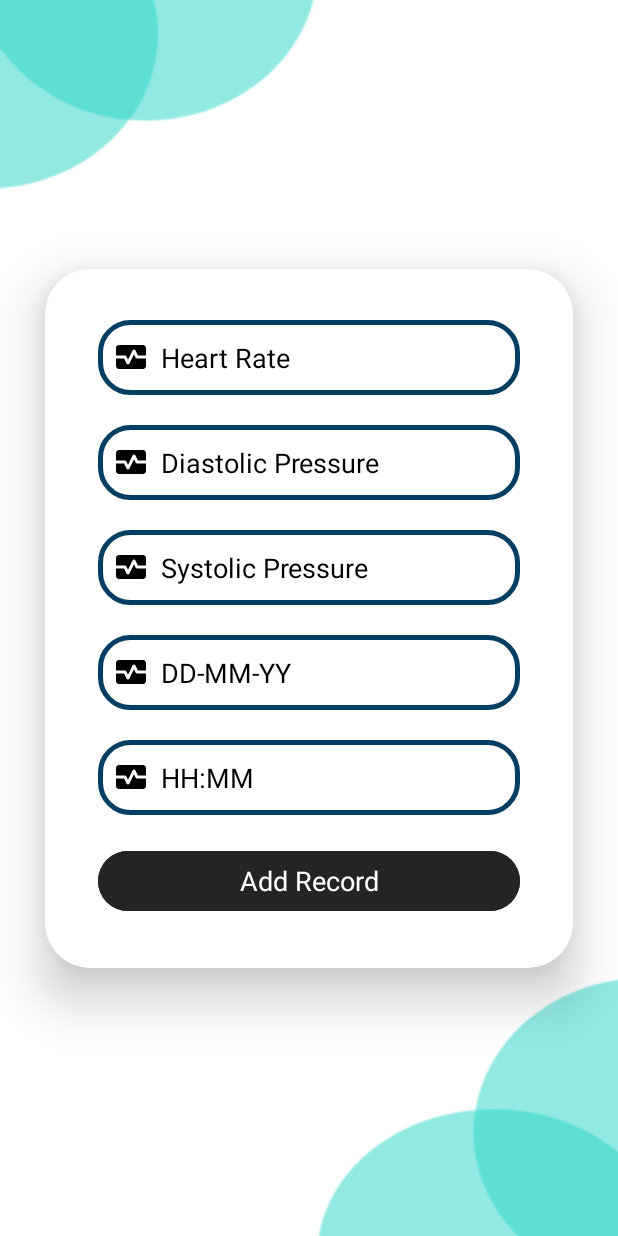
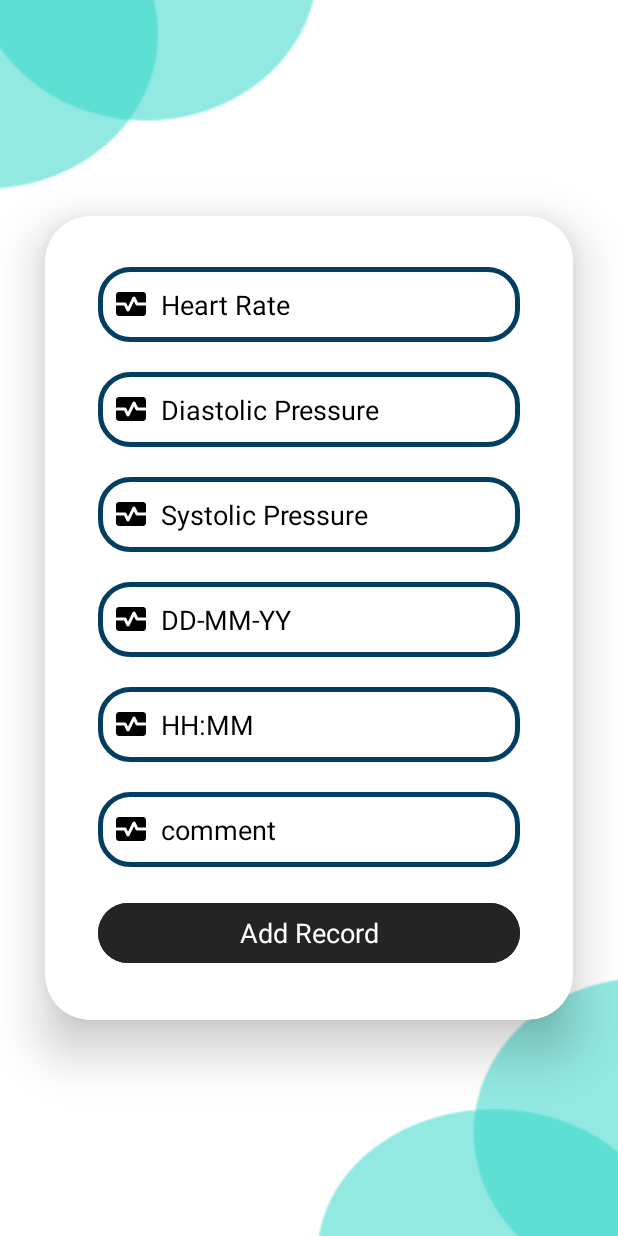
Before and after one commit to Abtahe103/CardiacRecorder, an Android app: the AddRecordActivity screen opened directly, with no data from a screen before it, on a phone screen of 412 x 824 dp. Run offline under Robolectric (Android 15) with nearby library versions, the phone set to English and light mode, and no system bars.

Commit message:
data integrity constraints added to the fields in AddRecordActivity.

```diff
--- a/app/build.gradle
+++ b/app/build.gradle
@@ -37,4 +37,5 @@ dependencies {
     implementation 'androidx.constraintlayout:constraintlayout:2.1.4'
     implementation 'com.google.firebase:firebase-auth:21.1.0'
     implementation 'com.google.firebase:firebase-database-ktx:20.2.2'
+    implementation 'com.google.firebase:firebase-database:20.1.0'
 }
--- a/app/src/main/res/layout/activity_add_record.xml
+++ b/app/src/main/res/layout/activity_add_record.xml
@@ -90,6 +90,22 @@
                 android:padding="10dp"
                 android:textColor="#000000"
                 android:textColorHint="#000000" />
+
+            <EditText
+                android:id="@+id/comment"
+                android:layout_width="match_parent"
+                android:inputType="time"
+                android:layout_height="50dp"
+                android:layout_margin="10dp"
+                android:background="@drawable/custom_edittext"
+                android:drawableLeft="@drawable/heart_rate"
+                android:drawablePadding="8dp"
+                android:hint="comment"
+                android:maxLength="20"
+                android:padding="10dp"
+                android:textColor="#000000"
+                android:textColorHint="#000000" />
+
             <Button
                 android:id="@+id/add_record_btn"
                 android:layout_width="match_parent"
```
Also changed, not shown: app/src/main/java/com/example/cardiacrecorder/AddRecordActivity.java (+44 -0 lines).
